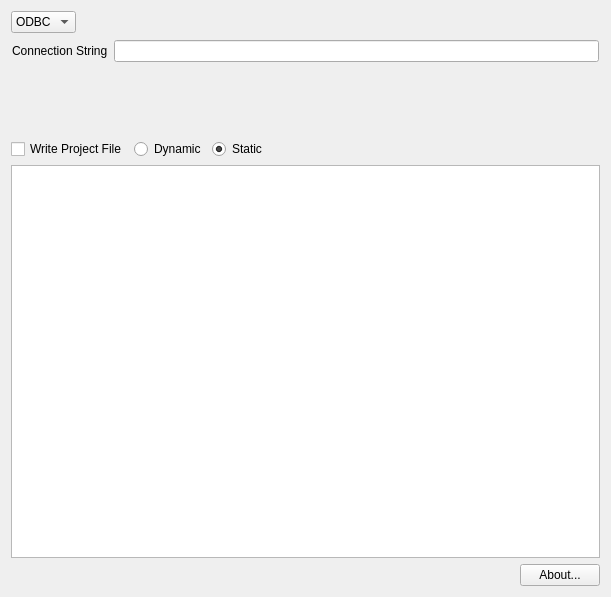
amreisa/QSQLGenerator, file QTSqlGen.ui: the form before one commit.
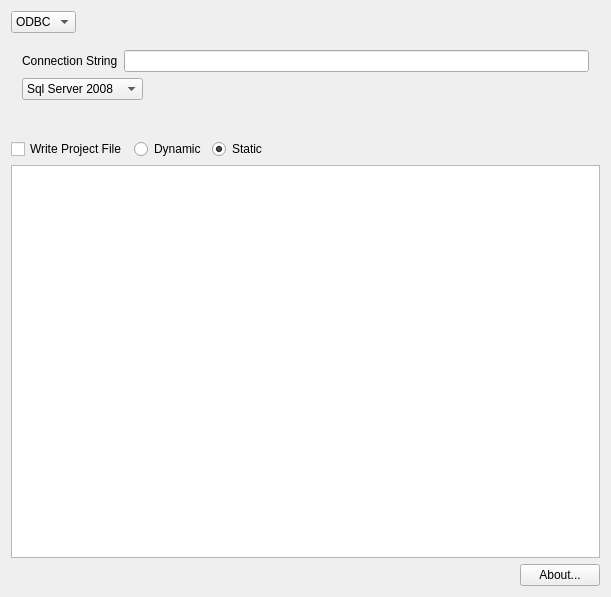
The form after the commit. Icons and pictures are not drawn.

What changed in the file:
```diff
--- a/QTSqlGen.ui
+++ b/QTSqlGen.ui
@@ -61,12 +61,6 @@
      </property>
      <widget class="QWidget" name="_odbcPage" >
       <layout class="QVBoxLayout" name="verticalLayout_2" >
-       <property name="spacing" >
-        <number>1</number>
-       </property>
-       <property name="margin" >
-        <number>1</number>
-       </property>
        <item>
         <layout class="QHBoxLayout" name="horizontalLayout_4" >
          <item>
@@ -81,6 +75,62 @@
          </item>
         </layout>
        </item>
+       <item>
+        <layout class="QHBoxLayout" name="horizontalLayout_5" >
+         <item>
+          <widget class="QComboBox" name="_schemaSource" >
+           <item>
+            <property name="text" >
+             <string>Sql Server 2008</string>
+            </property>
+           </item>
+           <item>
+            <property name="text" >
+             <string>Sql Server 2005</string>
+            </property>
+           </item>
+           <item>
+            <property name="text" >
+             <string>Sql Server 2000</string>
+            </property>
+           </item>
+           <item>
+            <property name="text" >
+             <string>Microsoft Access</string>
+            </property>
+           </item>
+           <item>
+            <property name="text" >
+             <string>My SQL</string>
+            </property>
+           </item>
+           <item>
+            <property name="text" >
+             <string>Oracle</string>
+            </property>
+           </item>
+           <item>
+            <property name="text" >
+             <string>Postgres</string>
+            </property>
+           </item>
+          </widget>
+         </item>
+         <item>
+          <spacer name="horizontalSpacer_3" >
+           <property name="orientation" >
+            <enum>Qt::Horizontal</enum>
+           </property>
+           <property name="sizeHint" stdset="0" >
+            <size>
+             <width>40</width>
+             <height>20</height>
+            </size>
+           </property>
+          </spacer>
+         </item>
+        </layout>
+       </item>
        <item>
         <spacer name="verticalSpacer" >
          <property name="orientation" >
```
